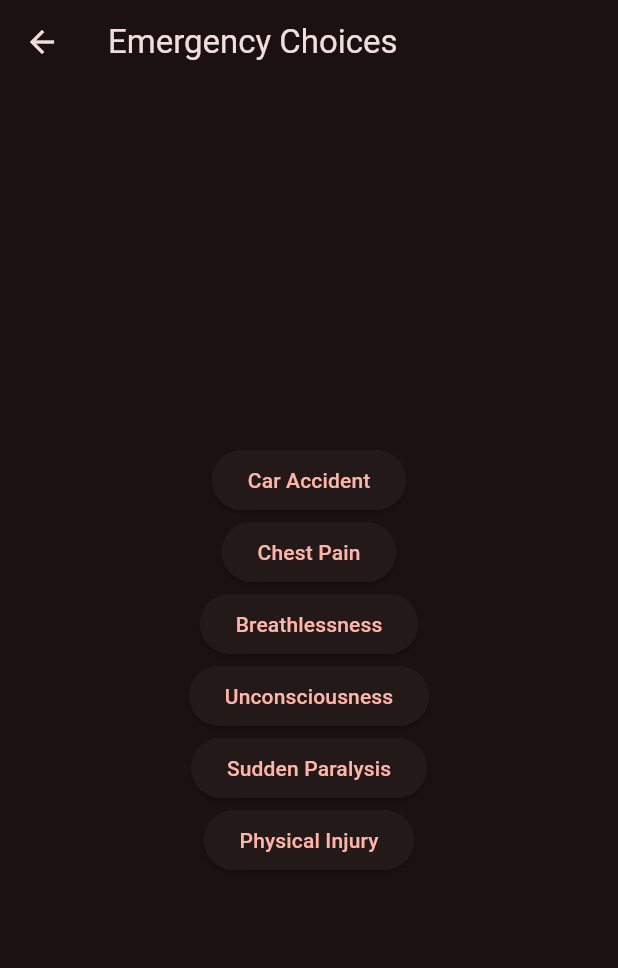
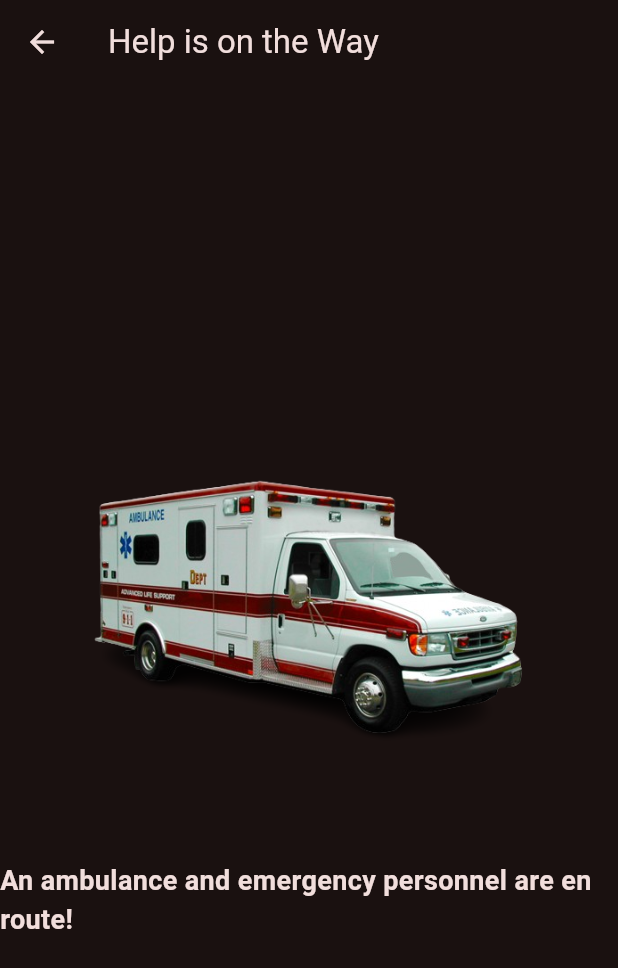
Before and after one commit to jamez2128/alertace, a Flutter app: the EmergencyChoicesPage screen opened directly, after a tap on "Physical Injury", on a phone screen of 412 x 824 dp. Shown: the top 968 px of the screen. Run offline on Flutter 3.47's test engine with Material 3 defaults, Android fonts, the light colour scheme and no system bars.

Commit message:
Added ambulance and help arrive

```diff
--- a/lib/main.dart
+++ b/lib/main.dart
@@ -446,16 +446,13 @@ class _MainPageState extends State<MainPage> {
 }
 
 class EmergencyChoicesPage extends StatelessWidget {
-  const EmergencyChoicesPage({Key? key})
-      : super(key: key); // Add key parameter here
+  const EmergencyChoicesPage({Key? key}) : super(key: key);
 
   @override
   Widget build(BuildContext context) {
     return Scaffold(
       appBar: AppBar(
-        backgroundColor: Theme.of(context)
-            .colorScheme
-            .background, // Change 'backgroundColor' to 'background'
+        backgroundColor: Theme.of(context).colorScheme.background,
         title: const Text("Emergency Choices"),
       ),
       body: Center(
@@ -464,37 +461,67 @@ class EmergencyChoicesPage extends StatelessWidget {
           children: <Widget>[
             ElevatedButton(
               onPressed: () {
-                // Handle button tap for car accident
+                Navigator.push(
+                  context,
+                  MaterialPageRoute(
+                    builder: (context) => const HelpIsOnTheWayPage(),
+                  ),
+                );
               },
               child: const Text("Car Accident"),
             ),
             ElevatedButton(
               onPressed: () {
-                // Handle button tap for chest pain
+                Navigator.push(
+                  context,
+                  MaterialPageRoute(
+                    builder: (context) => const HelpIsOnTheWayPage(),
+                  ),
+                );
               },
               child: const Text("Chest Pain"),
             ),
             ElevatedButton(
               onPressed: () {
-                // Handle button tap for breathlessness
+                Navigator.push(
+                  context,
+                  MaterialPageRoute(
+                    builder: (context) => const HelpIsOnTheWayPage(),
+                  ),
+                );
               },
               child: const Text("Breathlessness"),
             ),
             ElevatedButton(
               onPressed: () {
-                // Handle button tap for unconsciousness
+                Navigator.push(
+                  context,
+                  MaterialPageRoute(
+                    builder: (context) => const HelpIsOnTheWayPage(),
+                  ),
+                );
               },
               child: const Text("Unconsciousness"),
             ),
             ElevatedButton(
               onPressed: () {
-                // Handle button tap for sudden paralysis
+                Navigator.push(
+                  context,
+                  MaterialPageRoute(
+                    builder: (context) => const HelpIsOnTheWayPage(),
+                  ),
+                );
               },
               child: const Text("Sudden Paralysis"),
             ),
             ElevatedButton(
               onPressed: () {
-                // Handle button tap for physical injury
+                Navigator.push(
+                  context,
+                  MaterialPageRoute(
+                    builder: (context) => const HelpIsOnTheWayPage(),
+                  ),
+                );
               },
               child: const Text("Physical Injury"),
             ),
@@ -504,3 +531,73 @@ class EmergencyChoicesPage extends StatelessWidget {
     );
   }
 }
+
+class HelpIsOnTheWayPage extends StatelessWidget {
+  const HelpIsOnTheWayPage({Key? key}) : super(key: key);
+
+  @override
+  Widget build(BuildContext context) {
+    // Introduce a 5-second delay before navigating to HelpHasArrivedPage
+    Future.delayed(Duration(seconds: 10), () {
+      Navigator.push(
+        context,
+        MaterialPageRoute(
+          builder: (context) => HelpHasArrivedPage(),
+        ),
+      );
+    });
+
+    return Scaffold(
+      appBar: AppBar(
+        title: const Text("Help is on the Way"),
+      ),
+      body: Center(
+        child: Column(
+          mainAxisAlignment: MainAxisAlignment.center,
+          children: <Widget>[
+            Image(
+              image: AssetImage('assets/Ambulance.png'), // Replace with your image
+              width: 300, // Adjust width as needed
+              height: 300, // Adjust height as needed
+            ),
+            SizedBox(height: 20),
+            Text(
+              "An ambulance and emergency personnel are en route!",
+              style: TextStyle(fontSize: 18, fontWeight: FontWeight.bold),
+            ),
+          ],
+        ),
+      ),
+    );
+  }
+}
+
+class HelpHasArrivedPage extends StatelessWidget {
+  const HelpHasArrivedPage({Key? key}) : super(key: key);
+
+  @override
+  Widget build(BuildContext context) {
+    return Scaffold(
+      appBar: AppBar(
+        title: const Text("Help has Arrived"),
+      ),
+      body: Center(
+        child: Column(
+          mainAxisAlignment: MainAxisAlignment.center,
+          children: const <Widget>[
+            Icon(
+              Icons.check_circle,
+              color: Colors.green,
+              size: 100,
+            ),
+            SizedBox(height: 20),
+            Text(
+              "Help has arrived!",
+              style: TextStyle(fontSize: 26, fontWeight: FontWeight.bold),
+            ),
+          ],
+        ),
+      ),
+    );
+  }
+}
--- a/pubspec.yaml
+++ b/pubspec.yaml
@@ -61,6 +61,7 @@ flutter:
   # To add assets to your application, add an assets section, like this:
   assets:
     - assets/AlertAceBG.jpg
+    - assets/Ambulance.png
   #   - images/a_dot_burr.jpeg
   #   - images/a_dot_ham.jpeg
 
```
Also changed, not shown: assets/Ambulance.png (added), 24 other files.
